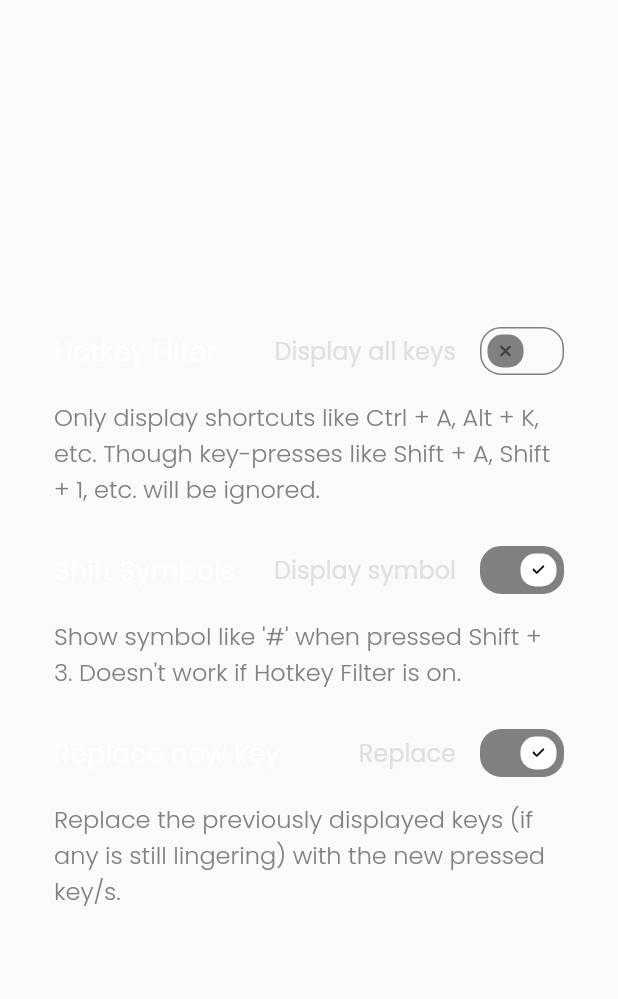
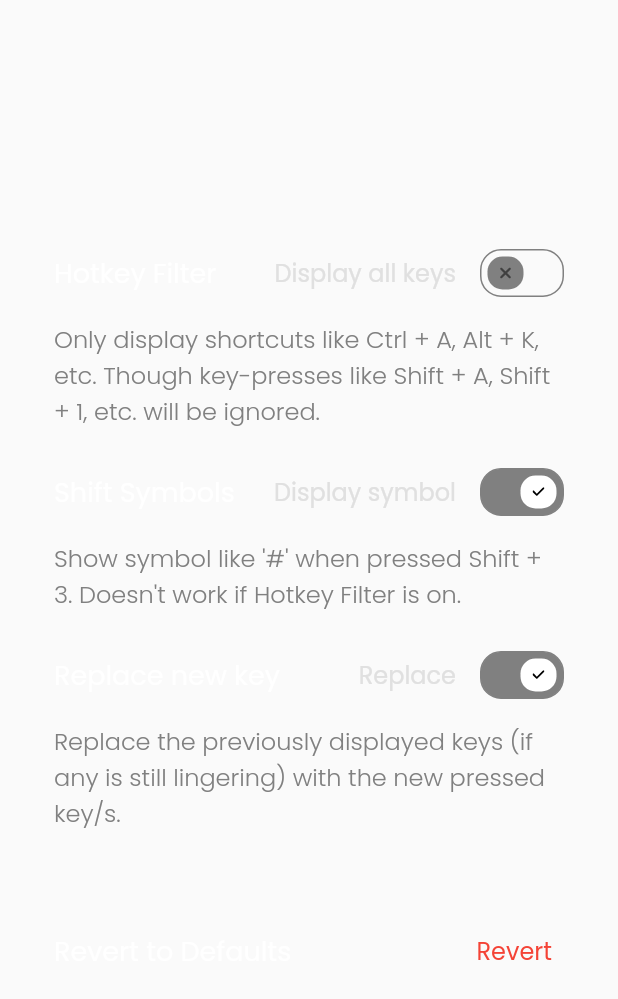
Before and after one commit to mulaRahul/keyviz, a Flutter app: the GeneralTab widget shown alone on an empty page, opened directly, on a phone screen of 412 x 824 dp. Shown: the top 999 px of the screen. Run offline on Flutter 3.47's test engine with Material 2 defaults, Android fonts, the phone set to English and light mode, and no system bars; our stand-ins replace flutter_svg, shared_preferences; missing offline and left inert: flutter_acrylic, keyboard_event, screen_retriever, tray_manager, window_manager; accounts and stored records are empty; statements that could not run were skipped.

Commit message:
🔁 'Revert Settings' option

```diff
--- a/lib/views/general_tab.dart
+++ b/lib/views/general_tab.dart
@@ -1,7 +1,9 @@
 import 'package:flutter/material.dart';
+import 'package:provider/provider.dart';
 
 import '../data/config.dart';
 import '../data/properties.dart';
+import '../providers/config.dart';
 import '../widgets/switch.dart';
 import '../widgets/utils.dart';
 
@@ -69,6 +71,24 @@ class GeneralTab extends StatelessWidget {
               ),
             ],
           ),
+          const SizedBox(height: 32),
+          ListItem(
+            topRadius: 12,
+            bottomMargin: 0,
+            bottomRadius: 12,
+            children: [
+              const Text("Revert to Defaults", style: headingStyle),
+              TextButton(
+                onPressed: () async {
+                  configData.revertToDefaults();
+                  Provider.of<ConfigDataProvider>(context, listen: false)
+                      .revert();
+                },
+                child: Text("Revert",
+                    style: paragraphStyle.copyWith(color: Colors.red)),
+              ),
+            ],
+          ),
         ],
       ),
     );
```
Also changed, not shown: lib/data/config.dart (+44 -18 lines), lib/data/properties.dart (+17 -1 lines), lib/providers/config.dart (+9 -0 lines).
